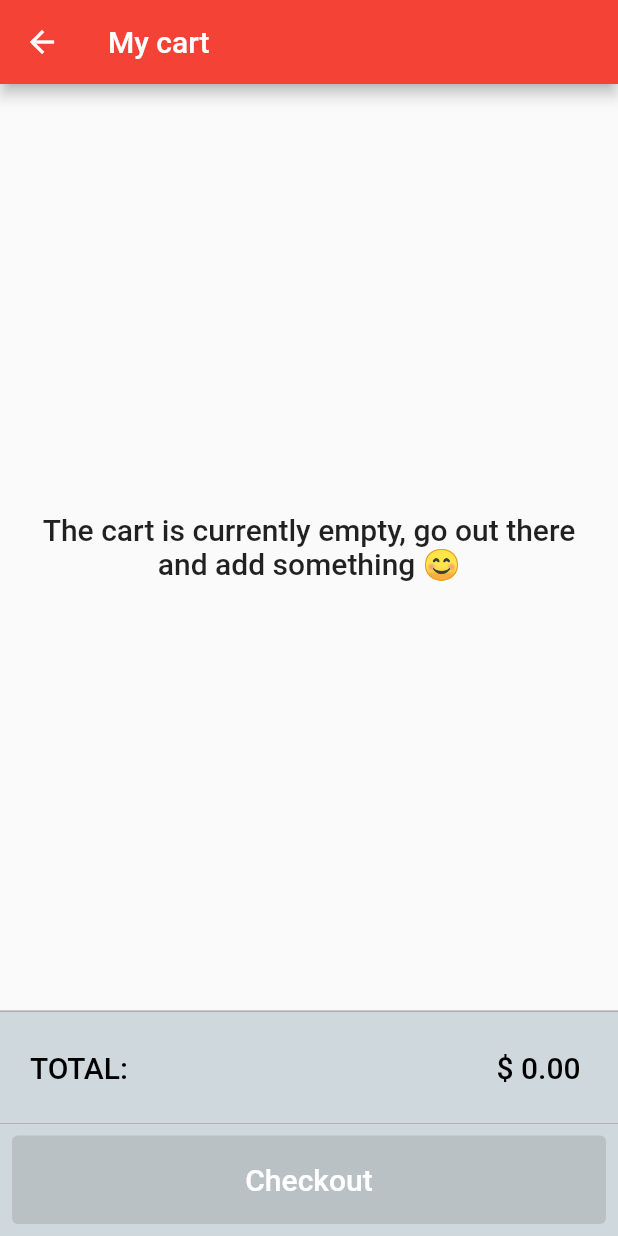
After one commit to Faris-Hadziomerovic/flutter-shop-app, a Flutter app: the CartScreen screen opened by its route, on a phone screen of 412 x 824 dp. The commit adds this screen. Run offline on Flutter 3.47's test engine with Material 2 defaults, Android fonts, the phone set to English and light mode, and no system bars; our stand-ins replace fluttertoast; network calls fail.

Commit message:
split cart view into multiple widgets to not rebuild it, created checkout button and subtotal widgets, fixed some logic bugs with cart provider functions

```diff
--- a/lib/app.dart
+++ b/lib/app.dart
@@ -5,6 +5,7 @@ import './providers/cart_provider.dart';
 import './providers/products_provider.dart';
 import './screens/product_details_screen.dart';
 import './screens/products_overview_screen.dart';
+import './screens/cart_screen.dart';
 
 class App extends StatelessWidget {
   const App({super.key});
@@ -38,6 +39,7 @@ class App extends StatelessWidget {
         routes: {
           ProductsOverviewScreen.routeName: (context) => const ProductsOverviewScreen(),
           ProductDetailsScreen.routeName: (context) => const ProductDetailsScreen(),
+          CartScreen.routeName: (context) => const CartScreen(),
           // ___Screen.routeName: (context) => const ___Screen(),
         },
       ),
--- a/lib/providers/cart_provider.dart
+++ b/lib/providers/cart_provider.dart
@@ -10,7 +10,11 @@ class Cart with ChangeNotifier {
 
   Map<String, CartItem> get cart => {..._cart};
 
-  int get numberOfCartItems {
+  bool get cartIsEmpty => _cart.isEmpty;
+
+  bool get cartIsNotEmpty => _cart.isNotEmpty;
+
+  int get itemCount {
     int quantity = 0;
 
     for (var item in _cart.values) {
@@ -18,6 +22,16 @@ class Cart with ChangeNotifier {
     }
 
     return quantity;
+  }
+
+  double get totalAmount {
+    double total = 0.00;
+
+    for (var item in _cart.values) {
+      total += item.price * item.quantity;
+    }
+
+    return total;
   }
 
   void addItem({
@@ -47,7 +61,7 @@ class Cart with ChangeNotifier {
       _cart.putIfAbsent(
         itemId,
         () => CartItem(
-          id: '${DateTime.now().millisecondsSinceEpoch}',
+          id: itemId,
           name: title,
           price: price,
           quantity: quantity,
@@ -59,25 +73,25 @@ class Cart with ChangeNotifier {
   }
 
   void removeItem({
-    required String itemId,
+    required String productId,
     int quantity = 1,
   }) {
-    if (itemId.isEmpty || quantity < 1) {
+    if (productId.isEmpty || quantity < 1) {
       throw RemoveCartItemException();
     }
 
-    if (!_cart.containsKey(itemId)) {
+    if (!_cart.containsKey(productId)) {
       throw RemoveCartItemException(
         message: ExceptionMessageConstants.cartItemToRemoveDoesNotExist,
       );
     }
 
-    final inCartQuantity = _cart[itemId]!.quantity;
+    final inCartQuantity = _cart[productId]!.quantity;
 
     if (quantity >= inCartQuantity) {
-      _cart.removeWhere((id, item) => id == itemId);
+      _cart.removeWhere((id, item) => id == productId);
     } else {
-      _cart[itemId]?.quantity -= quantity;
+      _cart[productId]?.quantity -= quantity;
     }
 
     notifyListeners();
--- /dev/null
+++ b/lib/screens/cart_screen.dart
@@ -0,0 +1,40 @@
+import 'package:flutter/material.dart';
+
+import '../widgets/cart_list_view.dart';
+import '../widgets/checkout.dart';
+
+class CartScreen extends StatelessWidget {
+  static const routeName = '/cart';
+
+  const CartScreen({super.key});
+
+  @override
+  Widget build(BuildContext context) {
+    final appBar = AppBar(
+      title: const Text('My cart'),
+    );
+
+    final mediaQuery = MediaQuery.of(context);
+    final screenHeight = mediaQuery.size.height;
+    final toolBarHeight = mediaQuery.padding.top;
+    final appBarHeight = appBar.preferredSize.height;
+    final usableHeight = screenHeight - appBarHeight - toolBarHeight;
+    const checkoutHeight = 150.0;
+
+    return Scaffold(
+      appBar: appBar,
+      body: Column(
+        mainAxisAlignment: MainAxisAlignment.spaceBetween,
+        children: [
+          CartListView(
+            height: usableHeight - checkoutHeight,
+          ),
+          const Checkout(
+            width: double.infinity,
+            height: checkoutHeight,
+          ),
+        ],
+      ),
+    );
+  }
+}
--- /dev/null
+++ b/lib/widgets/cart_list_view.dart
@@ -0,0 +1,48 @@
+import 'package:flutter/material.dart';
+import 'package:provider/provider.dart';
+
+import '../providers/cart_provider.dart';
+import './cart_list_item.dart';
+
+class CartListView extends StatelessWidget {
+  final double height;
+
+  const CartListView({
+    super.key,
+    required this.height,
+  });
+
+  @override
+  Widget build(BuildContext context) {
+    final items = Provider.of<Cart>(context).cart.values.toList();
+
+    return SizedBox(
+      height: height,
+      child: items.isEmpty
+          ? Center(
+              child: Padding(
+                padding: const EdgeInsets.all(20.0),
+                child: Text(
+                  'The cart is currently empty, go out there and add something 😊',
+                  textAlign: TextAlign.center,
+                  style: Theme.of(context).textTheme.headline6,
+                ),
+              ),
+            )
+          : ListView.builder(
+              itemCount: items.length,
+              reverse: false,
+              itemBuilder: (ctx, index) {
+                final cartItem = items[items.length - 1 - index];
+                return CartListItem(
+                  key: ValueKey(cartItem.id),
+                  id: cartItem.id,
+                  title: cartItem.name,
+                  quantity: cartItem.quantity,
+                  price: cartItem.price,
+                );
+              },
+            ),
+    );
+  }
+}
--- /dev/null
+++ b/lib/widgets/checkout.dart
@@ -0,0 +1,103 @@
+import 'package:flutter/material.dart';
+import 'package:fluttertoast/fluttertoast.dart';
+import 'package:provider/provider.dart';
+
+import '../providers/cart_provider.dart';
+
+class Checkout extends StatelessWidget {
+  final Color? backgroundColor;
+  final Color? textColor;
+  final Color? buttonColor;
+  final Color? buttonTextColor;
+  final double height;
+  final double width;
+
+  const Checkout({
+    super.key,
+    this.backgroundColor,
+    this.textColor,
+    this.buttonColor,
+    this.buttonTextColor,
+    this.height = 150,
+    this.width = double.infinity,
+  });
+
+  onCheckout(BuildContext context) {
+    // the context will be kept in the method for using the toast with context later on...
+    // final subtotal = Provider.of<Cart>(context, listen: false).totalAmount;
+
+    Fluttertoast.showToast(
+      backgroundColor: Colors.black54,
+      msg: 'Successful purchase! \nYour items will be on their way shortly',
+    );
+  }
+
+  @override
+  Widget build(BuildContext context) {
+    final bgColor = backgroundColor ?? Colors.blueGrey.shade100;
+
+    final cartData = Provider.of<Cart>(context);
+    final canCheckout = cartData.cartIsNotEmpty;
+
+    final totalPrice = cartData.totalAmount;
+    final totalPriceLabel = '\$ ${totalPrice.toStringAsFixed(2)}';
+
+    final textStyle =
+        Theme.of(context).textTheme.headline6?.copyWith(color: textColor ?? Colors.black);
+
+    return Column(
+      children: [
+        Container(
+          width: width,
+          height: height / 2,
+          decoration: BoxDecoration(
+            color: bgColor,
+            border: const Border(
+              top: BorderSide(color: Colors.black38, width: 0),
+              bottom: BorderSide(color: Colors.black38, width: 0),
+            ),
+          ),
+          child: Row(
+            children: [
+              Padding(
+                padding: const EdgeInsets.all(20.0),
+                child: Text(
+                  'TOTAL:',
+                  style: textStyle,
+                ),
+              ),
+              const Spacer(),
+              Padding(
+                padding: const EdgeInsets.all(25.0),
+                child: Text(
+                  totalPriceLabel,
+                  style: textStyle,
+                ),
+              ),
+            ],
+          ),
+        ),
+        Container(
+          width: width,
+          height: height / 2,
+          color: bgColor,
+          child: Padding(
+            padding: const EdgeInsets.symmetric(
+              horizontal: 8.0,
+              vertical: 8.0,
+            ),
+            child: ElevatedButton(
+              onPressed: canCheckout ? () => onCheckout(context) : null,
+              child: Text(
+                'Checkout',
+                style: Theme.of(context).textTheme.headline6?.copyWith(
+                      color: Theme.of(context).colorScheme.onPrimary,
+                    ),
+              ),
+            ),
+          ),
+        ),
+      ],
+    );
+  }
+}
--- a/lib/widgets/product_item.dart
+++ b/lib/widgets/product_item.dart
@@ -37,7 +37,6 @@ class ProductItem extends StatelessWidget {
   @override
   Widget build(BuildContext context) {
     final product = Provider.of<Product>(context);
-
     final priceTag = '\$${product.price.toStringAsFixed(2)}';
 
     return GridTile(
--- a/lib/widgets/products_overview_grid.dart
+++ b/lib/widgets/products_grid.dart
@@ -5,10 +5,10 @@ import '../enums/filter_options.dart';
 import '../providers/products_provider.dart';
 import './product_item.dart';
 
-class ProductsOverviewGrid extends StatelessWidget {
+class ProductsGrid extends StatelessWidget {
   final FilterOptions filterOptions;
 
-  const ProductsOverviewGrid({super.key, this.filterOptions = FilterOptions.all});
+  const ProductsGrid({super.key, this.filterOptions = FilterOptions.all});
 
   @override
   Widget build(BuildContext context) {
```
Also changed, not shown: lib/screens/products_overview_screen.dart (+12 -4 lines), lib/widgets/cart_list_item.dart (added, +86 -0 lines).
